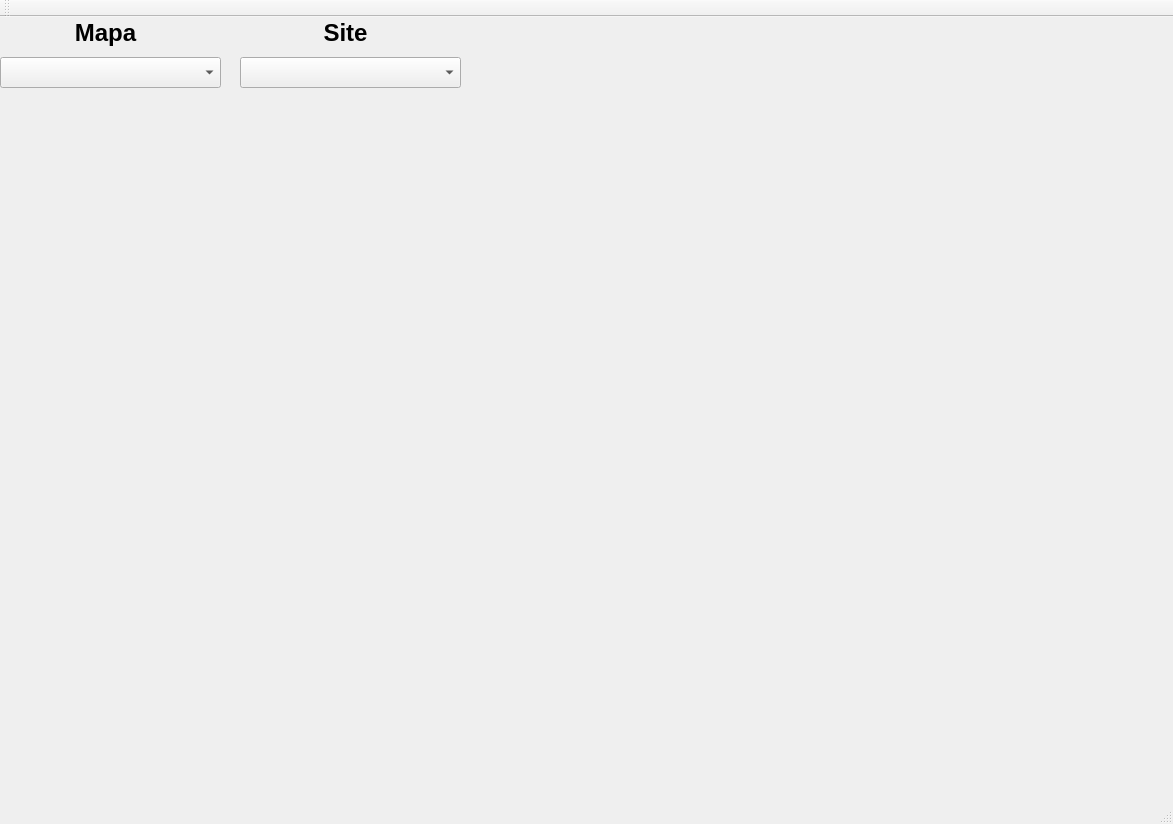
The window that R6Tools.ui (Machenta/R6Tools) describes before a commit, drawn with Qt 5.
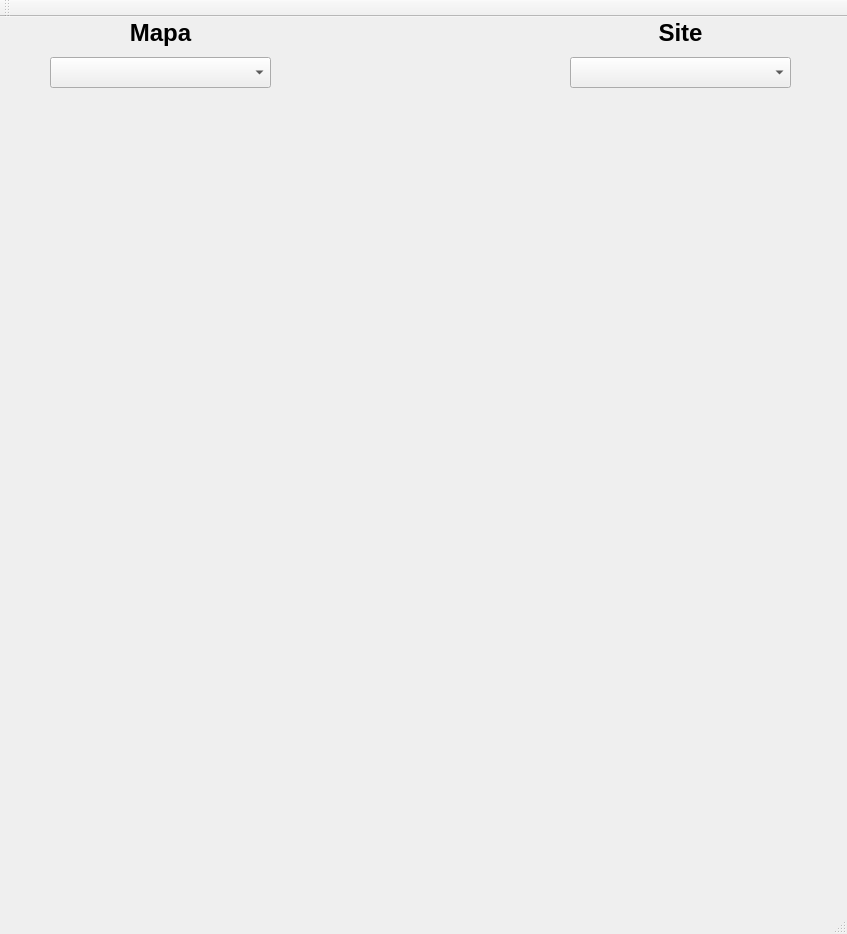
The same window after the commit.

```diff
--- a/R6Tools.ui
+++ b/R6Tools.ui
@@ -6,8 +6,8 @@
    <rect>
     <x>0</x>
     <y>0</y>
-    <width>1173</width>
-    <height>824</height>
+    <width>847</width>
+    <height>934</height>
    </rect>
   </property>
   <property name="windowTitle">
@@ -17,7 +17,7 @@
    <widget class="QComboBox" name="map_combo">
     <property name="geometry">
      <rect>
-      <x>0</x>
+      <x>50</x>
       <y>40</y>
       <width>221</width>
       <height>31</height>
@@ -27,9 +27,9 @@
    <widget class="QLabel" name="map">
     <property name="geometry">
      <rect>
-      <x>0</x>
+      <x>50</x>
       <y>0</y>
-      <width>211</width>
+      <width>221</width>
       <height>31</height>
      </rect>
     </property>
@@ -49,7 +49,7 @@
    <widget class="QComboBox" name="site_combo">
     <property name="geometry">
      <rect>
-      <x>240</x>
+      <x>570</x>
       <y>40</y>
       <width>221</width>
       <height>31</height>
@@ -59,9 +59,9 @@
    <widget class="QLabel" name="site">
     <property name="geometry">
      <rect>
-      <x>240</x>
+      <x>570</x>
       <y>0</y>
-      <width>211</width>
+      <width>221</width>
       <height>31</height>
      </rect>
     </property>
@@ -81,28 +81,37 @@
    <widget class="QLabel" name="banLabel">
     <property name="geometry">
      <rect>
-      <x>10</x>
+      <x>20</x>
       <y>80</y>
-      <width>681</width>
+      <width>801</width>
       <height>151</height>
      </rect>
     </property>
     <property name="text">
      <string/>
     </property>
+    <property name="scaledContents">
+     <bool>false</bool>
+    </property>
+    <property name="alignment">
+     <set>Qt::AlignCenter</set>
+    </property>
    </widget>
    <widget class="QLabel" name="setupLabel">
     <property name="geometry">
      <rect>
-      <x>40</x>
-      <y>300</y>
-      <width>751</width>
-      <height>441</height>
+      <x>20</x>
+      <y>260</y>
+      <width>801</width>
+      <height>611</height>
      </rect>
     </property>
     <property name="text">
      <string/>
     </property>
+    <property name="alignment">
+     <set>Qt::AlignCenter</set>
+    </property>
    </widget>
   </widget>
   <widget class="QMenuBar" name="menuBar">
```
Left out of the diff: 2 changed lines with no effect on the pictures.
